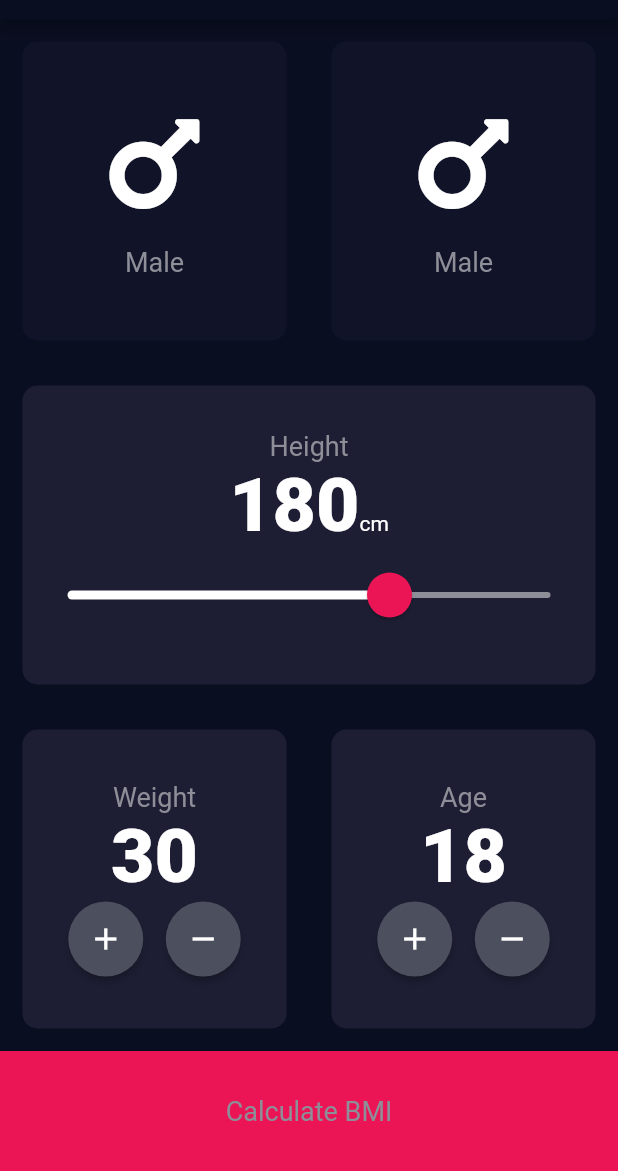
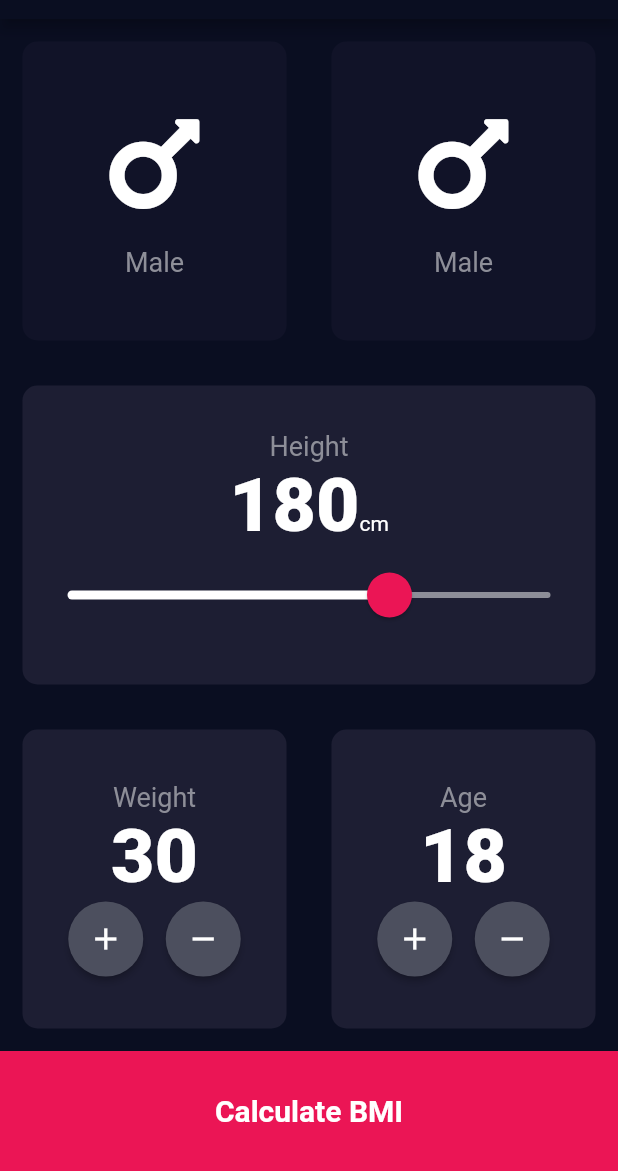
Before and after one commit to haroonkhan9426/BMI-Calculator-Flutter-, a Flutter app: the screen it shows after launch, on a phone screen of 412 x 824 dp, the part 65-1236 px from its top. Run offline on Flutter 3.47's test engine with Material 2 defaults, Android fonts, the phone set to English and light mode, and no system bars; our stand-ins replace font_awesome_flutter.

```diff
--- /dev/null
+++ b/lib/custom_widgets/bottom_button.dart
@@ -0,0 +1,29 @@
+import 'package:flutter/material.dart';
+import 'package:bmi_calculator_flutter/constants.dart';
+
+class BottomButton extends StatelessWidget {
+  final String label;
+  final Function onPressed;
+
+  BottomButton({@required this.label, this.onPressed});
+
+  @override
+  Widget build(BuildContext context) {
+    return GestureDetector(
+      onTap: onPressed,
+      child: Container(
+        width: double.infinity,
+        height: 80.0,
+        color: kBottomSheetColor,
+        child: Center(
+            child: Text(label,
+              style: TextStyle(
+                fontSize: 20.0,
+                fontWeight: FontWeight.w600,
+                color: Colors.white,
+              ),
+            )),
+      ),
+    );
+  }
+}
--- a/lib/screens/input_page.dart
+++ b/lib/screens/input_page.dart
@@ -4,6 +4,8 @@ import 'package:font_awesome_flutter/font_awesome_flutter.dart';
 import 'package:bmi_calculator_flutter/custom_widgets/gender_icon_content.dart';
 import 'package:bmi_calculator_flutter/constants.dart';
 import 'package:bmi_calculator_flutter/custom_widgets/round_icon_button.dart';
+import 'package:bmi_calculator_flutter/screens/result_page.dart';
+import 'package:bmi_calculator_flutter/custom_widgets/bottom_button.dart';
 
 enum Gender { male, female, none }
 Gender selectedGender = Gender.none;
@@ -129,19 +131,18 @@ class _InputPageState extends State<InputPage> {
                       mainAxisAlignment: MainAxisAlignment.center,
                       children: <Widget>[
                         RoundIconButton(
-                          icon: Icons.add,
-                          onPressed: (){
-                            setState(() {
-                              weightVal++;
-                            });
-                          }
-                        ),
+                            icon: Icons.add,
+                            onPressed: () {
+                              setState(() {
+                                weightVal++;
+                              });
+                            }),
                         SizedBox(
                           width: 15.0,
                         ),
                         RoundIconButton(
                           icon: Icons.remove,
-                          onPressed: (){
+                          onPressed: () {
                             setState(() {
                               weightVal--;
                             });
@@ -170,18 +171,17 @@ class _InputPageState extends State<InputPage> {
                       children: <Widget>[
                         RoundIconButton(
                             icon: Icons.add,
-                            onPressed: (){
+                            onPressed: () {
                               setState(() {
                                 ageVal++;
                               });
-                            }
-                        ),
+                            }),
                         SizedBox(
                           width: 15.0,
                         ),
                         RoundIconButton(
                           icon: Icons.remove,
-                          onPressed: (){
+                          onPressed: () {
                             setState(() {
                               ageVal--;
                             });
@@ -195,15 +195,13 @@ class _InputPageState extends State<InputPage> {
             ],
           ),
         ),
-        Container(
-          width: double.infinity,
-          height: 80.0,
-          color: kBottomSheetColor,
-          child:
-          Center(child: Text('Calculate BMI',
-            style: kLabelTextStyle,
-          )),
-        )
+        BottomButton(
+          label: 'Calculate BMI',
+          onPressed: () {
+            Navigator.push(
+                context, MaterialPageRoute(builder: (context) => ResultPage()));
+          },
+        ),
       ],
     );
   }
```
Also changed, not shown: lib/constants.dart (+24 -0 lines), lib/custom_widgets/resusable_card2.dart (added, +28 -0 lines), lib/screens/result_page.dart (added, +61 -0 lines).
